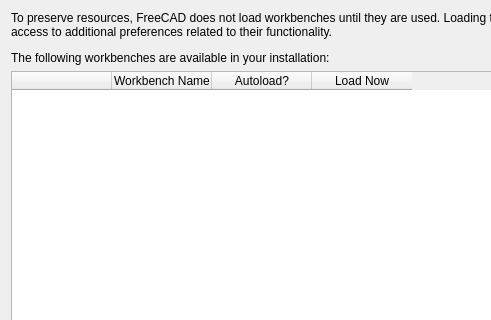
southseact-3d/fcd, file src/Gui/DlgSettingsLazyLoaded.ui: the form before one commit; both pictures show x 0 to 491 and y 0 to 320 of the 607 by 859 pixel window.
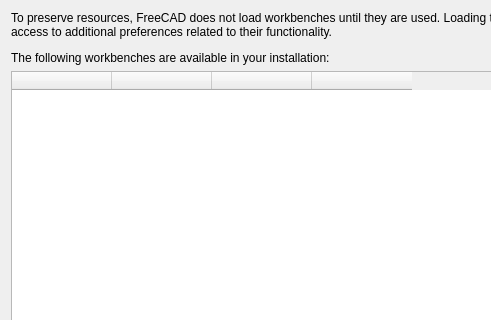
The form after the commit.

The edit to the form file:
```diff
--- a/src/Gui/DlgSettingsLazyLoaded.ui
+++ b/src/Gui/DlgSettingsLazyLoaded.ui
@@ -54,17 +54,17 @@
      </column>
      <column>
       <property name="text">
-       <string>Workbench Name</string>
+       <string/>
       </property>
      </column>
      <column>
       <property name="text">
-       <string>Autoload?</string>
+       <string/>
       </property>
      </column>
      <column>
       <property name="text">
-       <string>Load Now</string>
+       <string/>
       </property>
      </column>
     </widget>
```
